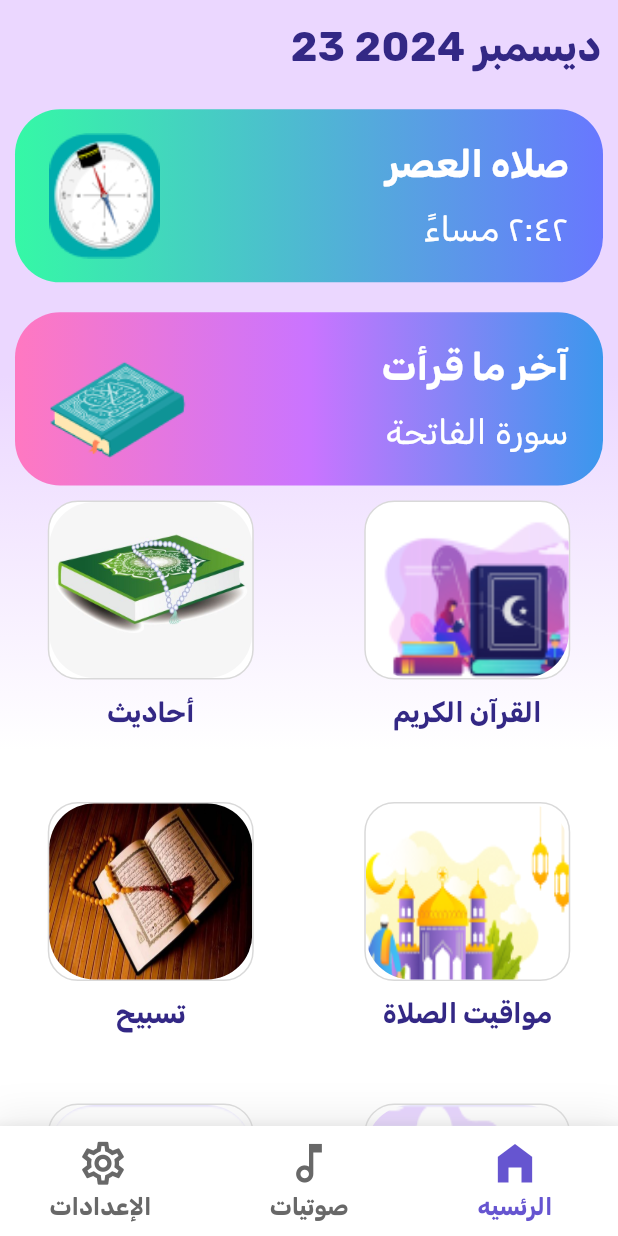
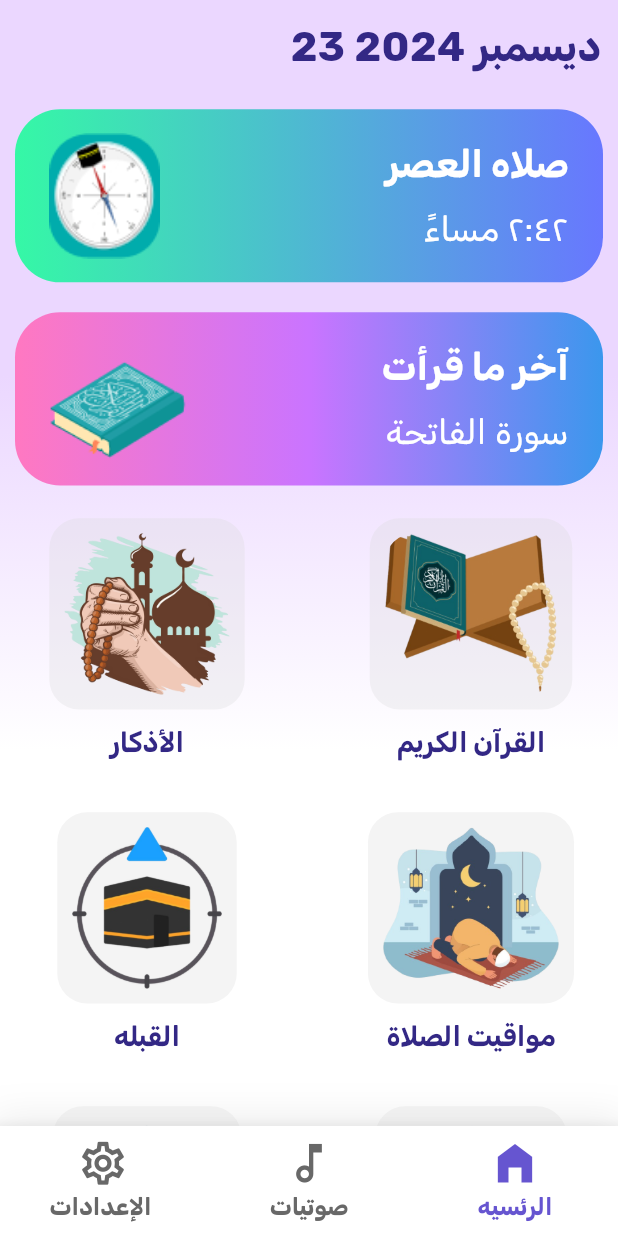
Before and after one commit to helkayal/islami_app, a Flutter app: the screen it shows after launch, on a phone screen of 412 x 824 dp. Run offline on Flutter 3.47's test engine with Material 3 defaults, Android fonts, the phone set to English and light mode, and no system bars; our stand-ins replace animate_do, audioplayers, dartz, device_preview, dio, equatable and 5 more; project files that could hold a hidden picture were left out.

Commit message:
change icons

```diff
--- a/lib/features/home/data/models/feature_model.dart
+++ b/lib/features/home/data/models/feature_model.dart
@@ -10,8 +10,9 @@ class FeatureModel {
   });
   static List<FeatureModel> features = [
     const FeatureModel(
-      title: 'أحاديث',
-      image: 'assets/images/hadith.png',
+      title: 'الأذكار',
+      image: 'assets/images/azkar.png',
+      routeName: 'azkar_categories',
     ),
     const FeatureModel(
       title: 'القرآن الكريم',
@@ -19,21 +20,20 @@ class FeatureModel {
       routeName: 'quran_home',
     ),
     const FeatureModel(
-      title: 'تسبيح',
-      image: 'assets/images/tasbih.jpeg',
+      title: 'القبله',
+      image: 'assets/images/qibla1.png',
     ),
     const FeatureModel(
       title: ' مواقيت الصلاة ',
       image: 'assets/images/prayer_time.png',
     ),
     const FeatureModel(
-      title: 'أذكار',
-      image: 'assets/images/azkar.png',
-      routeName: 'azkar_categories',
+      title: 'أحاديث',
+      image: 'assets/images/hadith.png',
     ),
     const FeatureModel(
       title: ' أسماء الله الحسنى',
-      image: 'assets/images/assmaAllah.png',
+      image: 'assets/images/asmaaAllah.png',
     ),
   ];
 }
--- a/lib/features/home/ui/widgets/feature_item.dart
+++ b/lib/features/home/ui/widgets/feature_item.dart
@@ -25,21 +25,18 @@ class FeatureItem extends StatelessWidget {
       child: Column(
         children: [
           Container(
-            width: 120.w,
-            height: 100.h,
+            padding: const EdgeInsets.all(AppConstants.defaultPadding),
             decoration: BoxDecoration(
-              color: Colors.white,
-              border: Border.all(
-                color: AppColors.lightGrey,
-              ),
+              color: AppColors.lightGrey.withOpacity(.3),
               borderRadius:
                   BorderRadius.circular(AppConstants.defaultRadius * 2),
             ),
             child: ClipRRect(
               borderRadius:
-                  BorderRadius.circular(AppConstants.defaultRadius * 3),
+                  BorderRadius.circular(AppConstants.defaultRadius * 2),
               child: Image.asset(
                 image,
+                height: 90.h,
                 fit: BoxFit.fill,
               ),
             ),
--- a/lib/features/home/ui/widgets/home_view_body.dart
+++ b/lib/features/home/ui/widgets/home_view_body.dart
@@ -40,12 +40,14 @@ class HomeScreenBody extends StatelessWidget {
             const PrayerContainer(),
             const LastReadSurah(),
             GridView.builder(
-              padding: EdgeInsets.zero,
+              padding: EdgeInsets.only(
+                top: AppConstants.defaultPadding.h,
+              ),
               shrinkWrap: true,
               physics: const NeverScrollableScrollPhysics(),
               itemCount: FeatureModel.features.length,
               gridDelegate: const SliverGridDelegateWithFixedCrossAxisCount(
-                crossAxisSpacing: 10,
+                crossAxisSpacing: 20,
                 crossAxisCount: 2,
               ),
               itemBuilder: (context, index) => FeatureItem(
```
Also changed, not shown: assets/images/asmaaAllah.png (added), assets/images/assmaAllah.png (deleted), assets/images/azkar.png, assets/images/hadith.png, assets/images/prayer_time.png, assets/images/qibla1.png (added), assets/images/quran.png.
